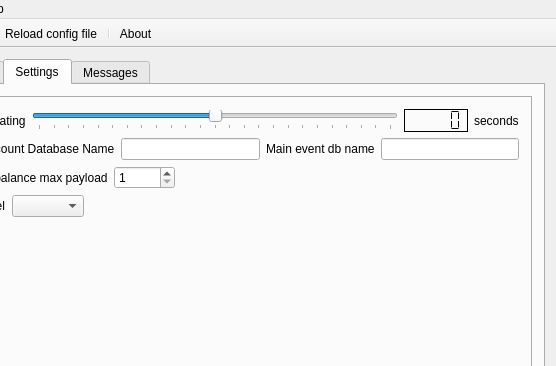
ChowZenki/zpserver, file ZoomPipeline_FuncSvr/zpmainframe.ui: the form before one commit; both pictures show x 84 to 640 and y 0 to 366 of the 640 by 480 pixel window.
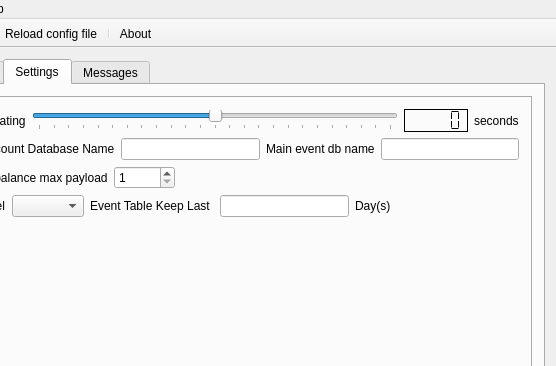
The form after the commit. The open tabs and pages were chosen to show the change. Icons and pictures are not drawn.

Commit message: add a auto-delete old event records method, that will prevent table sensorevent grows too large.

What changed in the file:
```diff
--- a/ZoomPipeline_FuncSvr/zpmainframe.ui
+++ b/ZoomPipeline_FuncSvr/zpmainframe.ui
@@ -878,6 +878,23 @@
               <item>
                <widget class="QComboBox" name="comboBox_logLevel"/>
               </item>
+              <item>
+               <widget class="QLabel" name="label_29">
+                <property name="text">
+                 <string>Event Table Keep Last </string>
+                </property>
+               </widget>
+              </item>
+              <item>
+               <widget class="QLineEdit" name="lineEdit_evtKeepDays"/>
+              </item>
+              <item>
+               <widget class="QLabel" name="label_30">
+                <property name="text">
+                 <string>Day(s)</string>
+                </property>
+               </widget>
+              </item>
               <item>
                <spacer name="horizontalSpacer_12">
                 <property name="orientation">
```
Left out of the diff: 28 changed lines with no effect on the pictures. The commit also changes 6 other files.
